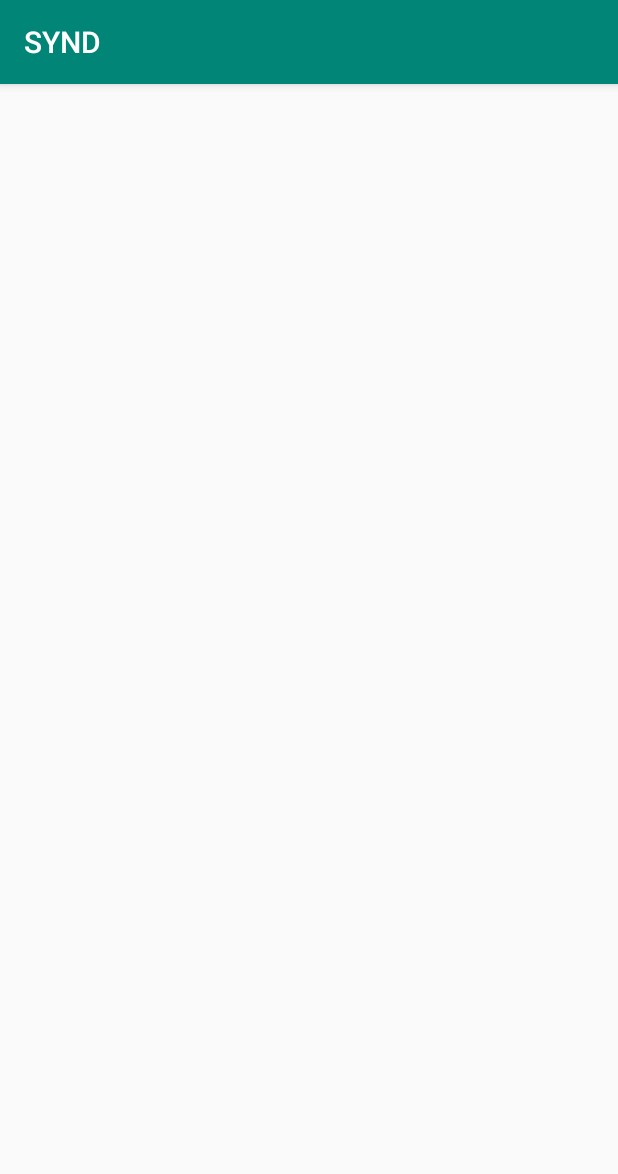
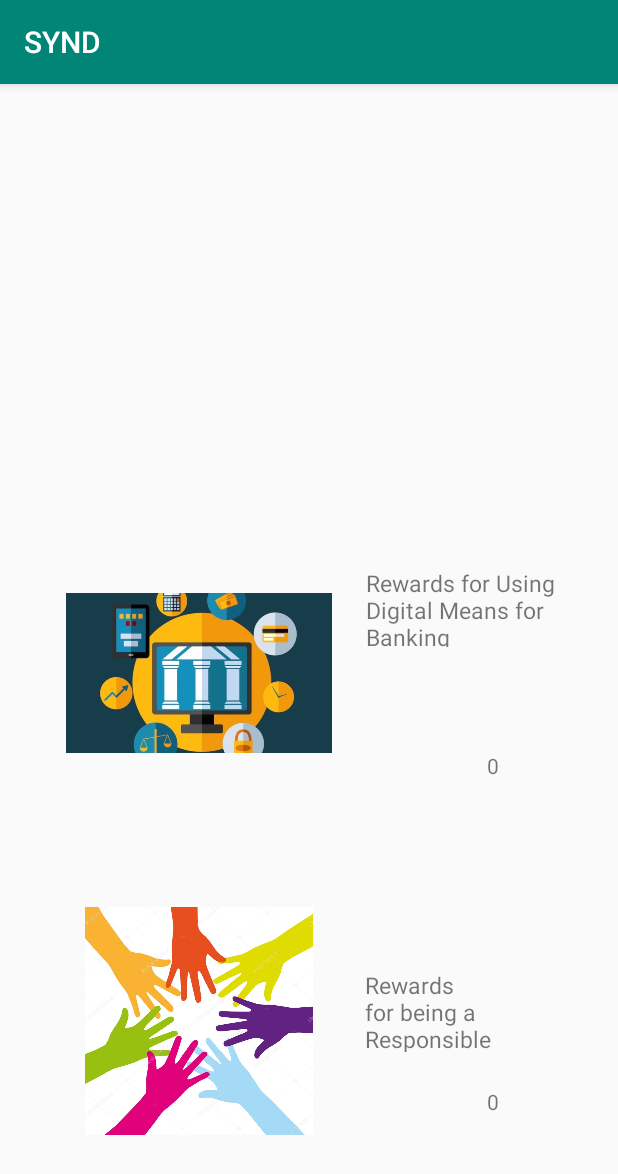
Before and after one commit to athonhack33/SYND, an Android app: the RewardsActivity screen opened directly, with no data from a screen before it, on a phone screen of 412 x 824 dp. Shown: the top 1174 px of the screen. Run offline under Robolectric (Android 15) with nearby library versions, the phone set to English and light mode, and no system bars; our stand-ins replace Firebase (no records; nobody signed in at launch, a user with empty details on screens opened directly).

Commit message:
Rewards Section Done

```diff
--- a/app/build.gradle
+++ b/app/build.gradle
@@ -39,12 +39,15 @@ dependencies {
     implementation 'com.google.firebase:firebase-database:16.0.4'
     implementation 'com.google.firebase:firebase-auth:16.0.5'
     implementation 'com.google.firebase:firebase-storage:16.0.4'
+
     implementation 'com.squareup.picasso:picasso:2.5.2'
 
 
     implementation 'com.google.android.gms:play-services-maps:11.8.0'
     implementation 'com.google.android.gms:play-services-location:11.8.0'
     implementation 'com.google.android.gms:play-services-base:11.8.0'
+
+
 
 
     implementation 'com.google.android.gms:play-services-maps:16.1.0'
--- a/app/src/main/java/com/example/synd/RewardsActivity.java
+++ b/app/src/main/java/com/example/synd/RewardsActivity.java
@@ -3,12 +3,62 @@ package com.example.synd;
 import androidx.appcompat.app.AppCompatActivity;
 
 import android.os.Bundle;
+import android.util.Log;
+import android.widget.TextView;
+
+import com.google.firebase.auth.FirebaseAuth;
+import com.google.firebase.database.DataSnapshot;
+import com.google.firebase.database.DatabaseError;
+import com.google.firebase.database.DatabaseReference;
+import com.google.firebase.database.FirebaseDatabase;
+import com.google.firebase.database.ValueEventListener;
 
 public class RewardsActivity extends AppCompatActivity {
+
+    FirebaseAuth auth;
+    DatabaseReference databaseReference;
+
+    TextView t1,t2;
+    String TAG = "BHAVYA";
+    int count =0;
+    int ccount=0;
+    String uid;
+
 
     @Override
     protected void onCreate(Bundle savedInstanceState) {
         super.onCreate(savedInstanceState);
         setContentView(R.layout.activity_rewards);
+
+        t1= findViewById(R.id.bank_count);
+        t2=findViewById(R.id.zone_count);
+
+        auth = FirebaseAuth.getInstance();
+        uid = auth.getCurrentUser().getUid();
+
+        databaseReference = FirebaseDatabase.getInstance().getReference("User_Zones");
+
+        databaseReference.addValueEventListener(new ValueEventListener() {
+            @Override
+            public void onDataChange(DataSnapshot dataSnapshot) {
+                for(DataSnapshot dataSnapshot1 : dataSnapshot.getChildren()){
+                    User_Zones zn = dataSnapshot1.getValue(User_Zones.class);
+                    String uuid = zn.getUid();
+                    if(uuid.equals(uid)){
+                        count++;
+                    }
+                }
+                t2.setText(String.valueOf(count));
+                t1.setText(String.valueOf(ccount));
+            }
+
+            @Override
+            public void onCancelled(DatabaseError error) {
+                // Failed to read value
+                Log.w(TAG, "Failed to read value.", error.toException());
+            }
+        });
+
+
     }
 }
--- a/app/src/main/java/com/example/synd/markZoneActivity.java
+++ b/app/src/main/java/com/example/synd/markZoneActivity.java
@@ -246,7 +246,6 @@ public class markZoneActivity extends AppCompatActivity implements View.OnClickL
     public void onItemSelected(AdapterView<?> adapterView, View view, int i, long l) {
         String text = adapterView.getItemAtPosition(i).toString();
         ZoneTitle = text;
-
     }
 
     @Override
--- a/app/src/main/res/layout/activity_rewards.xml
+++ b/app/src/main/res/layout/activity_rewards.xml
@@ -6,4 +6,78 @@
     android:layout_height="match_parent"
     tools:context=".RewardsActivity">
 
+
+    <ImageView
+        android:id="@+id/imageView"
+        android:layout_width="177dp"
+        android:layout_height="152dp"
+        app:layout_constraintBottom_toBottomOf="parent"
+        app:layout_constraintEnd_toEndOf="parent"
+        app:layout_constraintHorizontal_bias="0.188"
+        app:layout_constraintStart_toStartOf="parent"
+        app:layout_constraintTop_toTopOf="parent"
+        app:layout_constraintVertical_bias="0.514"
+        app:srcCompat="@drawable/bank_reward" />
+
+    <ImageView
+        android:id="@+id/imageView2"
+        android:layout_width="177dp"
+        android:layout_height="152dp"
+        app:layout_constraintBottom_toBottomOf="parent"
+        app:layout_constraintEnd_toEndOf="parent"
+        app:layout_constraintHorizontal_bias="0.188"
+        app:layout_constraintStart_toStartOf="parent"
+        app:layout_constraintTop_toTopOf="parent"
+        app:layout_constraintVertical_bias="0.891"
+        app:srcCompat="@drawable/responsible_citizen" />
+
+    <TextView
+        android:id="@+id/textView"
+        android:layout_width="128dp"
+        android:layout_height="53dp"
+        android:text="Rewards for Using Digital Means for Banking"
+        android:textSize="15dp"
+        app:layout_constraintBottom_toBottomOf="parent"
+        app:layout_constraintEnd_toEndOf="parent"
+        app:layout_constraintHorizontal_bias="0.858"
+        app:layout_constraintStart_toStartOf="parent"
+        app:layout_constraintTop_toTopOf="parent"
+        app:layout_constraintVertical_bias="0.451" />
+
+    <TextView
+        android:id="@+id/textView2"
+        android:layout_width="113dp"
+        android:layout_height="55dp"
+        android:text="Rewards for being a Responsible Citizen of our Country"
+        android:textSize="15dp"
+        app:layout_constraintBottom_toBottomOf="parent"
+        app:layout_constraintEnd_toEndOf="parent"
+        app:layout_constraintHorizontal_bias="0.815"
+        app:layout_constraintStart_toStartOf="parent"
+        app:layout_constraintTop_toTopOf="parent"
+        app:layout_constraintVertical_bias="0.828" />
+
+    <TextView
+        android:id="@+id/bank_count"
+        android:layout_width="wrap_content"
+        android:layout_height="wrap_content"
+        android:layout_marginBottom="304dp"
+        android:text="TextView"
+        app:layout_constraintBottom_toBottomOf="parent"
+        app:layout_constraintEnd_toEndOf="parent"
+        app:layout_constraintHorizontal_bias="0.803"
+        app:layout_constraintStart_toStartOf="parent"
+        app:layout_constraintTop_toTopOf="parent"
+        app:layout_constraintVertical_bias="1.0" />
+
+    <TextView
+        android:id="@+id/zone_count"
+        android:layout_width="wrap_content"
+        android:layout_height="wrap_content"
+        android:layout_marginBottom="80dp"
+        android:text="TextView"
+        app:layout_constraintBottom_toBottomOf="parent"
+        app:layout_constraintEnd_toEndOf="parent"
+        app:layout_constraintHorizontal_bias="0.803"
+        app:layout_constraintStart_toStartOf="parent" />
 </androidx.constraintlayout.widget.ConstraintLayout>
```
Also changed, not shown: app/src/main/res/drawable/bank_reward.jpeg (added), app/src/main/res/drawable/csr.png (added), app/src/main/res/drawable/responsible_citizen.jpg (added).
